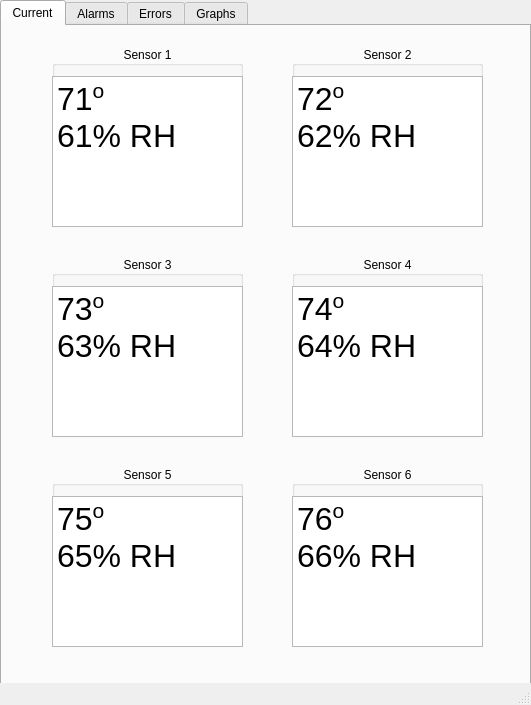
Old version of the form Complex_UI.ui in the repository mfruge9214/EID-temp-sensors-cloud-services.
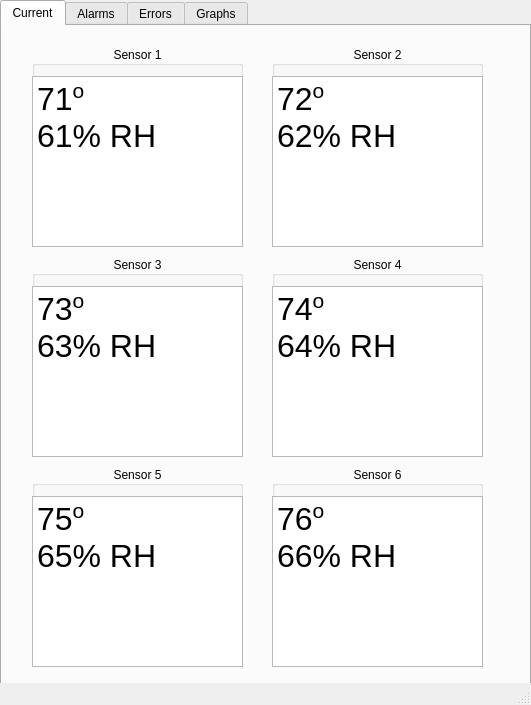
New version of the form. The open tabs and pages were chosen to show the change. Custom widgets are drawn as their Qt base class.

Commit message: Added alarm incrementing to ComplexUI and helper functions in UI_Helper - Need to get temp conversions from F to C

Diff of the .ui file:
```diff
--- a/Complex_UI.ui
+++ b/Complex_UI.ui
@@ -33,10 +33,10 @@
      <widget class="QGroupBox" name="groupBox_25">
       <property name="geometry">
        <rect>
-        <x>290</x>
+        <x>270</x>
         <y>20</y>
-        <width>191</width>
-        <height>181</height>
+        <width>211</width>
+        <height>201</height>
        </rect>
       </property>
       <property name="title">
@@ -50,20 +50,23 @@
         <rect>
          <x>0</x>
          <y>30</y>
-         <width>191</width>
-         <height>151</height>
+         <width>211</width>
+         <height>171</height>
         </rect>
        </property>
        <property name="font">
         <font>
-         <pointsize>32</pointsize>
+         <pointsize>20</pointsize>
         </font>
        </property>
+       <property name="readOnly">
+        <bool>true</bool>
+       </property>
        <property name="html">
         <string>&lt;!DOCTYPE HTML PUBLIC &quot;-//W3C//DTD HTML 4.0//EN&quot; &quot;http://www.w3.org/TR/REC-html40/strict.dtd&quot;&gt;
 &lt;html&gt;&lt;head&gt;&lt;meta name=&quot;qrichtext&quot; content=&quot;1&quot; /&gt;&lt;style type=&quot;text/css&quot;&gt;
 p, li { white-space: pre-wrap; }
-&lt;/style&gt;&lt;/head&gt;&lt;body style=&quot; font-family:'MS Shell Dlg 2'; font-size:32pt; font-weight:400; font-style:normal;&quot;&gt;
+&lt;/style&gt;&lt;/head&gt;&lt;body style=&quot; font-family:'MS Shell Dlg 2'; font-size:20pt; font-weight:400; font-style:normal;&quot;&gt;
 &lt;p style=&quot; margin-top:0px; margin-bottom:0px; margin-left:0px; margin-right:0px; -qt-block-indent:0; text-indent:0px;&quot;&gt;&lt;span style=&quot; font-size:24pt;&quot;&gt;72&lt;/span&gt;&lt;span style=&quot; font-size:24pt; vertical-align:super;&quot;&gt;o&lt;/span&gt;&lt;/p&gt;
 &lt;p style=&quot; margin-top:0px; margin-bottom:0px; margin-left:0px; margin-right:0px; -qt-block-indent:0; text-indent:0px;&quot;&gt;&lt;span style=&quot; font-size:24pt;&quot;&gt;62% RH&lt;/span&gt;&lt;/p&gt;&lt;/body&gt;&lt;/html&gt;</string>
        </property>
@@ -72,10 +75,10 @@
      <widget class="QGroupBox" name="groupBox_26">
       <property name="geometry">
        <rect>
-        <x>290</x>
+        <x>270</x>
         <y>230</y>
-        <width>191</width>
-        <height>181</height>
+        <width>211</width>
+        <height>201</height>
        </rect>
       </property>
       <property name="title">
@@ -89,20 +92,23 @@
         <rect>
          <x>0</x>
          <y>30</y>
-         <width>191</width>
-         <height>151</height>
+         <width>211</width>
+         <height>171</height>
         </rect>
        </property>
        <property name="font">
         <font>
-         <pointsize>32</pointsize>
+         <pointsize>20</pointsize>
         </font>
        </property>
+       <property name="readOnly">
+        <bool>true</bool>
+       </property>
        <property name="html">
         <string>&lt;!DOCTYPE HTML PUBLIC &quot;-//W3C//DTD HTML 4.0//EN&quot; &quot;http://www.w3.org/TR/REC-html40/strict.dtd&quot;&gt;
 &lt;html&gt;&lt;head&gt;&lt;meta name=&quot;qrichtext&quot; content=&quot;1&quot; /&gt;&lt;style type=&quot;text/css&quot;&gt;
 p, li { white-space: pre-wrap; }
-&lt;/style&gt;&lt;/head&gt;&lt;body style=&quot; font-family:'MS Shell Dlg 2'; font-size:32pt; font-weight:400; font-style:normal;&quot;&gt;
+&lt;/style&gt;&lt;/head&gt;&lt;body style=&quot; font-family:'MS Shell Dlg 2'; font-size:20pt; font-weight:400; font-style:normal;&quot;&gt;
 &lt;p style=&quot; margin-top:0px; margin-bottom:0px; margin-left:0px; margin-right:0px; -qt-block-indent:0; text-indent:0px;&quot;&gt;&lt;span style=&quot; font-size:24pt;&quot;&gt;74&lt;/span&gt;&lt;span style=&quot; font-size:24pt; vertical-align:super;&quot;&gt;o&lt;/span&gt;&lt;/p&gt;
 &lt;p style=&quot; margin-top:0px; margin-bottom:0px; margin-left:0px; margin-right:0px; -qt-block-indent:0; text-indent:0px;&quot;&gt;&lt;span style=&quot; font-size:24pt;&quot;&gt;64% RH&lt;/span&gt;&lt;/p&gt;&lt;/body&gt;&lt;/html&gt;</string>
        </property>
@@ -111,10 +117,10 @@
      <widget class="QGroupBox" name="groupBox_27">
       <property name="geometry">
        <rect>
-        <x>290</x>
+        <x>270</x>
         <y>440</y>
-        <width>191</width>
-        <height>181</height>
+        <width>211</width>
+        <height>201</height>
        </rect>
       </property>
       <property name="title">
@@ -128,20 +134,23 @@
         <rect>
          <x>0</x>
          <y>30</y>
-         <width>191</width>
-         <height>151</height>
+         <width>211</width>
+         <height>171</height>
         </rect>
        </property>
        <property name="font">
         <font>
-         <pointsize>32</pointsize>
+         <pointsize>20</pointsize>
         </font>
        </property>
+       <property name="readOnly">
+        <bool>true</bool>
+       </property>
        <property name="html">
         <string>&lt;!DOCTYPE HTML PUBLIC &quot;-//W3C//DTD HTML 4.0//EN&quot; &quot;http://www.w3.org/TR/REC-html40/strict.dtd&quot;&gt;
 &lt;html&gt;&lt;head&gt;&lt;meta name=&quot;qrichtext&quot; content=&quot;1&quot; /&gt;&lt;style type=&quot;text/css&quot;&gt;
 p, li { white-space: pre-wrap; }
-&lt;/style&gt;&lt;/head&gt;&lt;body style=&quot; font-family:'MS Shell Dlg 2'; font-size:32pt; font-weight:400; font-style:normal;&quot;&gt;
+&lt;/style&gt;&lt;/head&gt;&lt;body style=&quot; font-family:'MS Shell Dlg 2'; font-size:20pt; font-weight:400; font-style:normal;&quot;&gt;
 &lt;p style=&quot; margin-top:0px; margin-bottom:0px; margin-left:0px; margin-right:0px; -qt-block-indent:0; text-indent:0px;&quot;&gt;&lt;span style=&quot; font-size:24pt;&quot;&gt;76&lt;/span&gt;&lt;span style=&quot; font-size:24pt; vertical-align:super;&quot;&gt;o&lt;/span&gt;&lt;/p&gt;
 &lt;p style=&quot; margin-top:0px; margin-bottom:0px; margin-left:0px; margin-right:0px; -qt-block-indent:0; text-indent:0px;&quot;&gt;&lt;span style=&quot; font-size:24pt;&quot;&gt;66% RH&lt;/span&gt;&lt;/p&gt;&lt;/body&gt;&lt;/html&gt;</string>
        </property>
@@ -150,10 +159,10 @@
      <widget class="QGroupBox" name="groupBox_28">
       <property name="geometry">
        <rect>
-        <x>50</x>
+        <x>30</x>
         <y>20</y>
-        <width>191</width>
-        <height>181</height>
+        <width>211</width>
+        <height>201</height>
        </rect>
       </property>
       <property name="title">
@@ -167,20 +176,23 @@
         <rect>
          <x>0</x>
          <y>30</y>
-         <width>191</width>
-         <height>151</height>
+         <width>211</width>
+         <height>171</height>
         </rect>
        </property>
        <property name="font">
         <font>
-         <pointsize>32</pointsize>
+         <pointsize>20</pointsize>
         </font>
        </property>
+       <property name="readOnly">
+        <bool>true</bool>
+       </property>
        <property name="html">
         <string>&lt;!DOCTYPE HTML PUBLIC &quot;-//W3C//DTD HTML 4.0//EN&quot; &quot;http://www.w3.org/TR/REC-html40/strict.dtd&quot;&gt;
 &lt;html&gt;&lt;head&gt;&lt;meta name=&quot;qrichtext&quot; content=&quot;1&quot; /&gt;&lt;style type=&quot;text/css&quot;&gt;
 p, li { white-space: pre-wrap; }
-&lt;/style&gt;&lt;/head&gt;&lt;body style=&quot; font-family:'MS Shell Dlg 2'; font-size:32pt; font-weight:400; font-style:normal;&quot;&gt;
+&lt;/style&gt;&lt;/head&gt;&lt;body style=&quot; font-family:'MS Shell Dlg 2'; font-size:20pt; font-weight:400; font-style:normal;&quot;&gt;
 &lt;p style=&quot; margin-top:0px; margin-bottom:0px; margin-left:0px; margin-right:0px; -qt-block-indent:0; text-indent:0px;&quot;&gt;&lt;span style=&quot; font-size:24pt;&quot;&gt;71&lt;/span&gt;&lt;span style=&quot; font-size:24pt; vertical-align:super;&quot;&gt;o&lt;/span&gt;&lt;/p&gt;
 &lt;p style=&quot; margin-top:0px; margin-bottom:0px; margin-left:0px; margin-right:0px; -qt-block-indent:0; text-indent:0px;&quot;&gt;&lt;span style=&quot; font-size:24pt;&quot;&gt;61% RH&lt;/span&gt;&lt;/p&gt;&lt;/body&gt;&lt;/html&gt;</string>
        </property>
@@ -189,10 +201,10 @@
      <widget class="QGroupBox" name="groupBox_29">
       <property name="geometry">
        <rect>
-        <x>50</x>
+        <x>30</x>
         <y>230</y>
-        <width>191</width>
-        <height>181</height>
+        <width>211</width>
+        <height>201</height>
        </rect>
       </property>
       <property name="title">
@@ -206,20 +218,23 @@
         <rect>
          <x>0</x>
          <y>30</y>
-         <width>191</width>
-         <height>151</height>
+         <width>211</width>
+         <height>171</height>
         </rect>
        </property>
        <property name="font">
         <font>
-         <pointsize>32</pointsize>
+         <pointsize>20</pointsize>
         </font>
        </property>
+       <property name="readOnly">
+        <bool>true</bool>
+       </property>
        <property name="html">
         <string>&lt;!DOCTYPE HTML PUBLIC &quot;-//W3C//DTD HTML 4.0//EN&quot; &quot;http://www.w3.org/TR/REC-html40/strict.dtd&quot;&gt;
 &lt;html&gt;&lt;head&gt;&lt;meta name=&quot;qrichtext&quot; content=&quot;1&quot; /&gt;&lt;style type=&quot;text/css&quot;&gt;
 p, li { white-space: pre-wrap; }
-&lt;/style&gt;&lt;/head&gt;&lt;body style=&quot; font-family:'MS Shell Dlg 2'; font-size:32pt; font-weight:400; font-style:normal;&quot;&gt;
+&lt;/style&gt;&lt;/head&gt;&lt;body style=&quot; font-family:'MS Shell Dlg 2'; font-size:20pt; font-weight:400; font-style:normal;&quot;&gt;
 &lt;p style=&quot; margin-top:0px; margin-bottom:0px; margin-left:0px; margin-right:0px; -qt-block-indent:0; text-indent:0px;&quot;&gt;&lt;span style=&quot; font-size:24pt;&quot;&gt;73&lt;/span&gt;&lt;span style=&quot; font-size:24pt; vertical-align:super;&quot;&gt;o&lt;/span&gt;&lt;/p&gt;
 &lt;p style=&quot; margin-top:0px; margin-bottom:0px; margin-left:0px; margin-right:0px; -qt-block-indent:0; text-indent:0px;&quot;&gt;&lt;span style=&quot; font-size:24pt;&quot;&gt;63% RH&lt;/span&gt;&lt;/p&gt;&lt;/body&gt;&lt;/html&gt;</string>
        </property>
@@ -228,10 +243,10 @@
      <widget class="QGroupBox" name="groupBox_30">
       <property name="geometry">
        <rect>
-        <x>50</x>
+        <x>30</x>
         <y>440</y>
-        <width>191</width>
-        <height>181</height>
+        <width>211</width>
+        <height>201</height>
        </rect>
       </property>
       <property name="title">
@@ -245,20 +260,23 @@
         <rect>
          <x>0</x>
          <y>30</y>
-         <width>191</width>
-         <height>151</height>
+         <width>211</width>
+         <height>171</height>
         </rect>
        </property>
        <property name="font">
         <font>
-         <pointsize>32</pointsize>
+         <pointsize>20</pointsize>
         </font>
        </property>
+       <property name="readOnly">
+        <bool>true</bool>
+       </property>
        <property name="html">
         <string>&lt;!DOCTYPE HTML PUBLIC &quot;-//W3C//DTD HTML 4.0//EN&quot; &quot;http://www.w3.org/TR/REC-html40/strict.dtd&quot;&gt;
 &lt;html&gt;&lt;head&gt;&lt;meta name=&quot;qrichtext&quot; content=&quot;1&quot; /&gt;&lt;style type=&quot;text/css&quot;&gt;
 p, li { white-space: pre-wrap; }
-&lt;/style&gt;&lt;/head&gt;&lt;body style=&quot; font-family:'MS Shell Dlg 2'; font-size:32pt; font-weight:400; font-style:normal;&quot;&gt;
+&lt;/style&gt;&lt;/head&gt;&lt;body style=&quot; font-family:'MS Shell Dlg 2'; font-size:20pt; font-weight:400; font-style:normal;&quot;&gt;
 &lt;p style=&quot; margin-top:0px; margin-bottom:0px; margin-left:0px; margin-right:0px; -qt-block-indent:0; text-indent:0px;&quot;&gt;&lt;span style=&quot; font-size:24pt;&quot;&gt;75&lt;/span&gt;&lt;span style=&quot; font-size:24pt; vertical-align:super;&quot;&gt;o&lt;/span&gt;&lt;/p&gt;
 &lt;p style=&quot; margin-top:0px; margin-bottom:0px; margin-left:0px; margin-right:0px; -qt-block-indent:0; text-indent:0px;&quot;&gt;&lt;span style=&quot; font-size:24pt;&quot;&gt;65% RH&lt;/span&gt;&lt;/p&gt;&lt;/body&gt;&lt;/html&gt;</string>
        </property>
```
Left out of the diff: 20 changed lines with no effect on the pictures. The commit also changes 3 other files.
